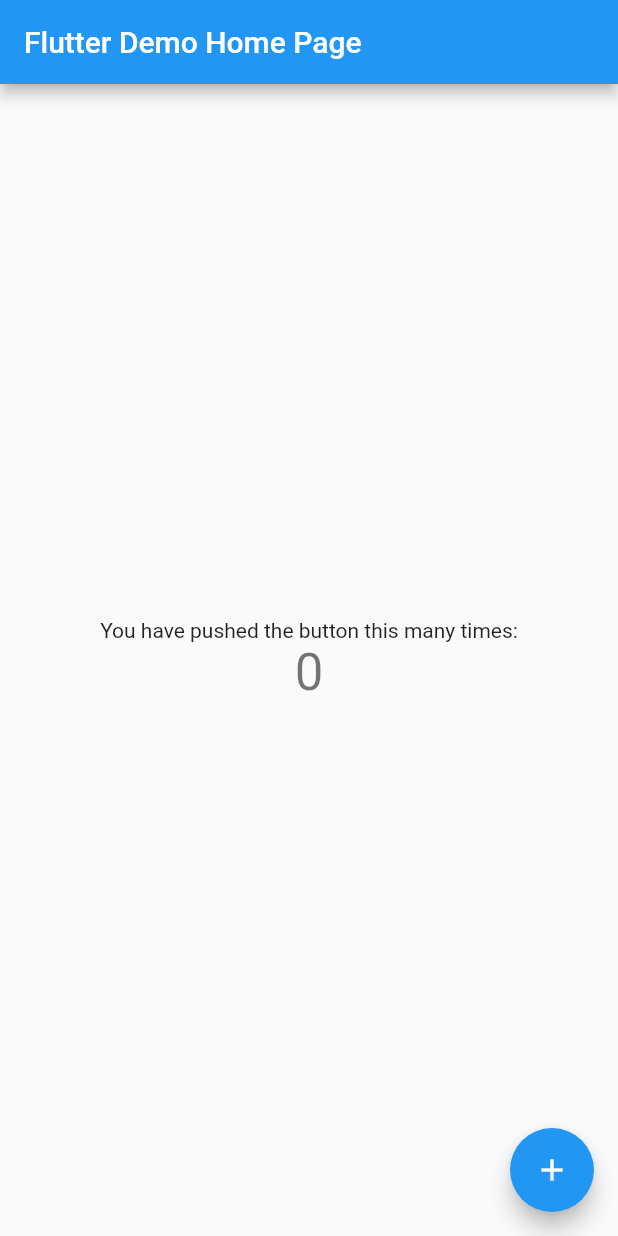
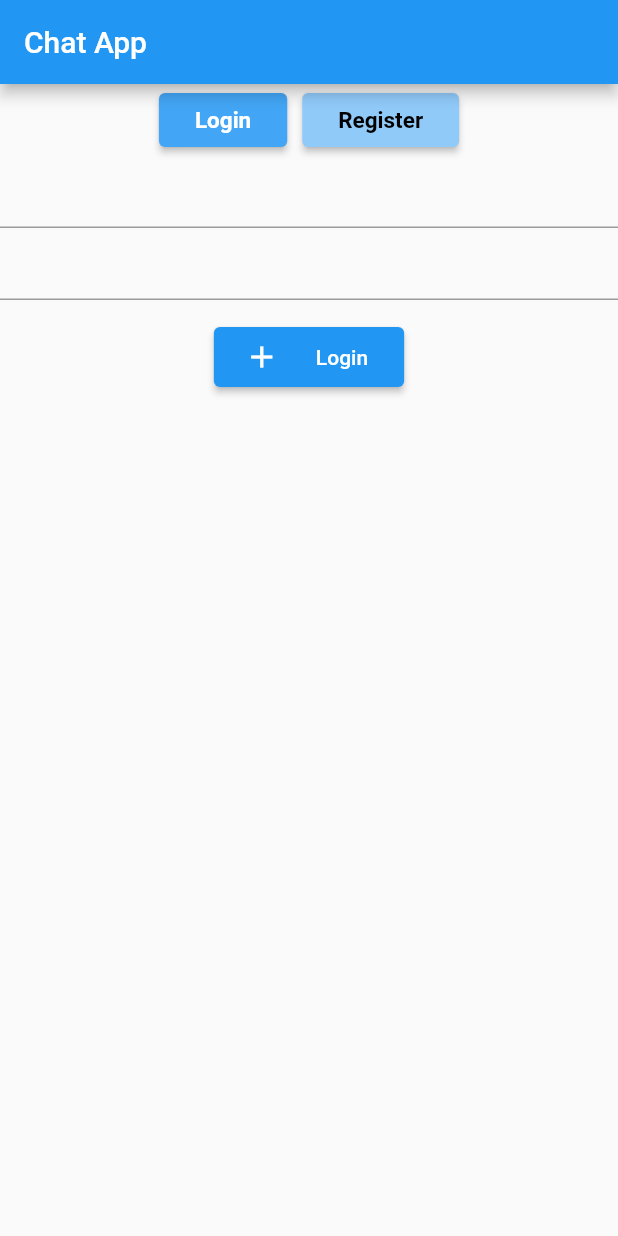
Before and after one commit to Akash-Raj-ST/ChatApp, a Flutter app: the screen it shows after launch, on a phone screen of 412 x 824 dp. Run offline on Flutter 3.47's test engine with Material 2 defaults, Android fonts, the phone set to English and light mode, and no system bars; our stand-ins replace bloc, equatable, flutter_bloc; missing offline and left inert: amplify_auth_cognito, amplify_flutter, dart:ffi.

```diff
--- /dev/null
+++ b/lib/Auth/Login.dart
@@ -0,0 +1,43 @@
+import 'package:chatapp/Auth/auth.dart';
+import 'package:chatapp/Auth/bloc/authentication_bloc.dart';
+import 'package:chatapp/components/submitButton.dart';
+import 'package:flutter/src/widgets/container.dart';
+import 'package:flutter/src/widgets/framework.dart';
+
+import 'package:flutter/material.dart';
+import 'package:flutter_bloc/flutter_bloc.dart';
+
+
+class LoginPage extends StatefulWidget {
+  const LoginPage({super.key});
+
+  @override
+  State<LoginPage> createState() => _LoginPageState();
+}
+
+class _LoginPageState extends State<LoginPage> {
+
+  final _usernameController = TextEditingController();
+  final _passwordController = TextEditingController();
+
+  void onPressed(){
+    BlocProvider.of<AuthenticationBloc>(context).add(LoginEvent(username:_usernameController.text,password:_passwordController.text));
+  }
+
+  @override
+  Widget build(BuildContext context) {
+    return Column(
+      children: [
+        TextField(
+          controller: _usernameController,
+        ),
+        TextField(
+          controller: _passwordController,
+          obscureText: true,
+        ),
+
+        SubmitButton("Login", onPressed)
+      ],
+    );
+  }
+}
--- /dev/null
+++ b/lib/Auth/auth.dart
@@ -0,0 +1,96 @@
+import 'package:chatapp/service/authentication.dart';
+import 'package:flutter/material.dart';
+import 'package:flutter_bloc/flutter_bloc.dart';
+
+import '../Home/Home.dart';
+import '../components/TabButton.dart';
+import 'Login.dart';
+import 'Register.dart';
+import 'bloc/authentication_bloc.dart';
+
+class Authentication extends StatelessWidget {
+  const Authentication({super.key});
+
+  @override
+  Widget build(BuildContext context) {
+    return BlocProvider(
+
+      create:(BuildContext context) => AuthenticationBloc(RepositoryProvider.of<AuthenticationService>(context))..add(AuthenticationInit()),
+
+      child: BlocConsumer<AuthenticationBloc,AuthenticationState>(
+        listener: (context, state){
+          if(state is AuthenticationInitial){
+            print("initial state...");
+          }
+
+          if(state is AuthenticationSuccessfulState){
+            print("Login success state");
+          }
+        },
+        builder:(context, state){
+          if(state is AuthenticationSuccessfulState){
+            Navigator.of(context).push(
+              MaterialPageRoute(builder:(context)=>HomePage(userID: state.userID,))
+            );
+          }
+
+          return Scaffold(
+                appBar: AppBar(
+                  title: const Text("Chat App"),
+                ),
+                body: const AuthenticationPage(),
+              );
+
+        }
+      ),
+    );
+  }
+}
+
+class AuthenticationPage extends StatefulWidget {
+
+  const AuthenticationPage({super.key});
+
+  @override
+  State<AuthenticationPage> createState() => _AuthenticationPageState();
+}
+
+class _AuthenticationPageState extends State<AuthenticationPage> {
+
+
+
+  String currTab = "Login";
+
+  void changeTab(String clickedTab){
+    setState(() {
+      currTab = clickedTab;
+    });
+  }
+
+  @override
+  Widget build(BuildContext context) {
+    return Column(
+      children: [
+          showOptions(currTab,changeTab),
+
+          currTab=="Login"?const LoginPage():const RegisterPage(),
+      ],
+    );
+  }
+}
+
+
+Widget showOptions(currTab,changeTab){
+  return Row(
+    mainAxisAlignment: MainAxisAlignment.center,
+    children: [
+      TabButton("Login", currTab, changeTab),
+
+      const SizedBox(
+        width: 10,
+      ),
+
+      TabButton("Register", currTab, changeTab),
+    ],
+  );
+}
--- /dev/null
+++ b/lib/Auth/bloc/authentication_bloc.dart
@@ -0,0 +1,59 @@
+import 'dart:ffi';
+
+import 'package:bloc/bloc.dart';
+import 'package:chatapp/Auth/auth.dart';
+import 'package:chatapp/service/authentication.dart';
+import 'package:equatable/equatable.dart';
+
+part 'authentication_event.dart';
+part 'authentication_state.dart';
+
+class AuthenticationBloc extends Bloc<AuthenticationEvent, AuthenticationState> {
+
+  final AuthenticationService _authenticationService;
+
+  AuthenticationBloc(this._authenticationService) : super(AuthenticationInitial()) {
+
+    on<AuthenticationInit>((event,emit){
+      _authenticationService.init();
+    }
+    );
+
+    on<LoginEvent>((event, emit) async{
+      // TODO: implement event handler
+      print("Loggin user");
+      bool? result = await _authenticationService.Login(event.username,event.password);
+
+      if(result==null){
+        print("error result is null");
+      }else{
+        print("Login success redirecting...");
+        emit(const AuthenticationSuccessfulState(userID: 1));
+      }
+    }
+    );
+
+    on<RegisterEvent>((event,emit) async{
+      bool result = await _authenticationService.register(event.email, event.username,event.password);
+
+      if(result){
+        print("Register success");
+        emit(OTPInputState());
+      }
+      else print("Register failed");
+    }
+    );
+
+    on<OTPEvent>((event,emit) async{
+        bool result = await _authenticationService.OTPVerify(event.username,event.OTP);
+
+        if(result){
+          emit(RegisterSuccessState());
+          print("OTP success");
+        }else{
+          print("Register Error OTP faield!!!");
+        }
+    });
+
+  }
+}
--- /dev/null
+++ b/lib/Auth/bloc/authentication_event.dart
@@ -0,0 +1,57 @@
+// ignore_for_file: public_member_api_docs, sort_constructors_first
+part of 'authentication_bloc.dart';
+
+abstract class AuthenticationEvent extends Equatable {
+  const AuthenticationEvent();
+
+  @override
+  List<Object> get props => [];
+}
+
+class AuthenticationInit extends AuthenticationEvent{
+  @override
+  List<Object> get props => [];
+}
+
+class LoginEvent extends AuthenticationEvent {
+
+  final String username;
+  final String password;
+
+  const LoginEvent({
+    required this.username,
+    required this.password,
+  });
+
+  @override
+  List<Object> get props => [];
+}
+
+class RegisterEvent extends AuthenticationEvent {
+
+  final String email;
+  final String username;
+  final String password;
+
+  const RegisterEvent({
+    required this.email,
+    required this.username,
+    required this.password,
+  });
+
+  @override
+  List<Object> get props => [];
+}
+
+class OTPEvent extends AuthenticationEvent {
+  final String username;
+  final String OTP;
+
+  const OTPEvent({
+    required this.username,
+    required this.OTP,
+  });
+
+  @override
+  List<Object> get props => [];
+}
--- /dev/null
+++ b/lib/Auth/bloc/authentication_state.dart
@@ -0,0 +1,38 @@
+// ignore_for_file: public_member_api_docs, sort_constructors_first
+part of 'authentication_bloc.dart';
+
+abstract class AuthenticationState extends Equatable {
+  const AuthenticationState();
+
+  @override
+  List<Object> get props => [];
+}
+
+class AuthenticationInitial extends AuthenticationState {
+  @override
+  List<Object> get props => [];
+}
+
+class AuthenticationSuccessfulState extends AuthenticationState {
+
+  final int userID;
+
+  const AuthenticationSuccessfulState({
+    required this.userID,
+  });
+
+  @override
+  List<Object> get props => [];
+}
+
+class OTPInputState extends AuthenticationState{
+  @override
+  List<Object> get props => [];
+}
+
+
+class RegisterSuccessState extends AuthenticationState {
+
+  @override
+  List<Object> get props => [];
+}
--- /dev/null
+++ b/lib/components/submitButton.dart
@@ -0,0 +1,22 @@
+import 'package:flutter/material.dart';
+
+
+Widget SubmitButton(String label,Function() onPressed){
+
+  return Padding(
+    padding: const EdgeInsets.all(14.0),
+    child: ElevatedButton.icon(
+                  onPressed: onPressed,
+
+                  icon: const Padding(
+                    padding: const EdgeInsets.all(8.0),
+                    child: Icon(Icons.add),
+                  ),
+
+                  label: Padding(
+                    padding: const EdgeInsets.all(8.0),
+                    child: Text(label),
+                  ),
+                ),
+  );
+}
--- a/lib/main.dart
+++ b/lib/main.dart
@@ -1,4 +1,8 @@
+import 'package:chatapp/service/authentication.dart';
 import 'package:flutter/material.dart';
+
+import 'package:chatapp/Auth/auth.dart';
+import 'package:flutter_bloc/flutter_bloc.dart';
 
 void main() {
   runApp(const MyApp());
@@ -7,109 +11,16 @@ void main() {
 class MyApp extends StatelessWidget {
   const MyApp({super.key});
 
-  // This widget is the root of your application.
   @override
   Widget build(BuildContext context) {
-    return MaterialApp(
-      title: 'Flutter Demo',
-      theme: ThemeData(
-        // This is the theme of your application.
-        //
-        // Try running your application with "flutter run". You'll see the
-        // application has a blue toolbar. Then, without quitting the app, try
-        // changing the primarySwatch below to Colors.green and then invoke
-        // "hot reload" (press "r" in the console where you ran "flutter run",
-        // or simply save your changes to "hot reload" in a Flutter IDE).
-        // Notice that the counter didn't reset back to zero; the application
-        // is not restarted.
-        primarySwatch: Colors.blue,
+    return MultiRepositoryProvider(
+      providers: [
+        RepositoryProvider(create: (context)=>AuthenticationService())
+      ],
+      child: const MaterialApp(
+        title: 'Flutter Demo',
+        home: Authentication(),
       ),
-      home: const MyHomePage(title: 'Flutter Demo Home Page'),
     );
   }
 }
-
-class MyHomePage extends StatefulWidget {
-  const MyHomePage({super.key, required this.title});
-
-  // This widget is the home page of your application. It is stateful, meaning
-  // that it has a State object (defined below) that contains fields that affect
-  // how it looks.
-
-  // This class is the configuration for the state. It holds the values (in this
-  // case the title) provided by the parent (in this case the App widget) and
-  // used by the build method of the State. Fields in a Widget subclass are
-  // always marked "final".
-
-  final String title;
-
-  @override
-  State<MyHomePage> createState() => _MyHomePageState();
-}
-
-class _MyHomePageState extends State<MyHomePage> {
-  int _counter = 0;
-
-  void _incrementCounter() {
-    setState(() {
-      // This call to setState tells the Flutter framework that something has
-      // changed in this State, which causes it to rerun the build method below
-      // so that the display can reflect the updated values. If we changed
-      // _counter without calling setState(), then the build method would not be
-      // called again, and so nothing would appear to happen.
-      _counter++;
-    });
-  }
-
-  @override
-  Widget build(BuildContext context) {
-    // This method is rerun every time setState is called, for instance as done
-    // by the _incrementCounter method above.
-    //
-    // The Flutter framework has been optimized to make rerunning build methods
-    // fast, so that you can just rebuild anything that needs updating rather
-    // than having to individually change instances of widgets.
-    return Scaffold(
-      appBar: AppBar(
-        // Here we take the value from the MyHomePage object that was created by
-        // the App.build method, and use it to set our appbar title.
-        title: Text(widget.title),
-      ),
-      body: Center(
-        // Center is a layout widget. It takes a single child and positions it
-        // in the middle of the parent.
-        child: Column(
-          // Column is also a layout widget. It takes a list of children and
-          // arranges them vertically. By default, it sizes itself to fit its
-          // children horizontally, and tries to be as tall as its parent.
-          //
-          // Invoke "debug painting" (press "p" in the console, choose the
-          // "Toggle Debug Paint" action from the Flutter Inspector in Android
-          // Studio, or the "Toggle Debug Paint" command in Visual Studio Code)
-          // to see the wireframe for each widget.
-          //
-          // Column has various properties to control how it sizes itself and
-          // how it positions its children. Here we use mainAxisAlignment to
-          // center the children vertically; the main axis here is the vertical
-          // axis because Columns are vertical (the cross axis would be
-          // horizontal).
-          mainAxisAlignment: MainAxisAlignment.center,
-          children: <Widget>[
-            const Text(
-              'You have pushed the button this many times:',
-            ),
-            Text(
-              '$_counter',
-              style: Theme.of(context).textTheme.headline4,
-            ),
-          ],
-        ),
-      ),
-      floatingActionButton: FloatingActionButton(
-        onPressed: _incrementCounter,
-        tooltip: 'Increment',
-        child: const Icon(Icons.add),
-      ), // This trailing comma makes auto-formatting nicer for build methods.
-    );
-  }
-}
--- a/pubspec.yaml
+++ b/pubspec.yaml
@@ -36,6 +36,10 @@ dependencies:
   # The following adds the Cupertino Icons font to your application.
   # Use with the CupertinoIcons class for iOS style icons.
   cupertino_icons: ^1.0.2
+  flutter_bloc: ^8.1.2
+  equatable: ^2.0.5
+  amplify_flutter: ^0.6.13
+  amplify_auth_cognito: ^0.6.13
 
 dev_dependencies:
   flutter_test:
```
Also changed, not shown: amplify/cli.json (added, +61 -0 lines), amplify/team-provider-info.json (added, +20 -0 lines), lib/Auth/Register.dart (added, +83 -0 lines), lib/Home/Home.dart (added, +22 -0 lines), lib/components/TabButton.dart (added, +25 -0 lines), lib/service/authentication.dart (added, +68 -0 lines), amplify/.config/project-config.json (added), pubspec.lock, 6 other files.
